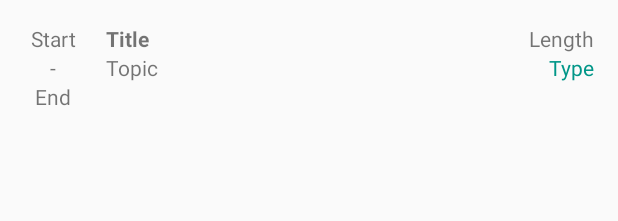
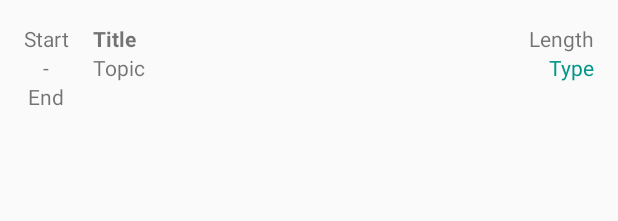
Before and after one commit to metzgore/BeansPlan, an Android app: the layout list_item_show.xml on its own in the app's theme, with its tools: preview values and no code run, on a phone screen of 412 x 824 dp. Shown: the top 221 px of the screen. Run offline under Robolectric (Android 15) with nearby library versions, the light colour scheme and no system bars.

Commit message:
Changed width of child views for better compatibility

```diff
--- a/app/src/main/res/layout-land/list_item_show.xml
+++ b/app/src/main/res/layout-land/list_item_show.xml
@@ -13,9 +13,8 @@
     android:baselineAligned="false">
 
     <LinearLayout
-        android:layout_width="0dp"
+        android:layout_width="wrap_content"
         android:layout_height="match_parent"
-        android:layout_weight="1"
         android:orientation="vertical">
 
         <TextView
@@ -45,7 +44,7 @@
     <LinearLayout
         android:layout_width="0dp"
         android:layout_height="match_parent"
-        android:layout_weight="6"
+        android:layout_weight="1"
         android:orientation="vertical"
         android:layout_marginLeft="@dimen/activity_horizontal_margin"
         android:layout_marginRight="@dimen/activity_horizontal_margin">
@@ -72,9 +71,8 @@
     </LinearLayout>
 
     <LinearLayout
-        android:layout_width="0dp"
+        android:layout_width="wrap_content"
         android:layout_height="match_parent"
-        android:layout_weight="1"
         android:orientation="vertical">
 
         <TextView
--- a/app/src/main/res/layout/list_item_show.xml
+++ b/app/src/main/res/layout/list_item_show.xml
@@ -13,9 +13,8 @@
     android:baselineAligned="false">
 
     <LinearLayout
-        android:layout_width="0dp"
+        android:layout_width="wrap_content"
         android:layout_height="match_parent"
-        android:layout_weight="1"
         android:orientation="vertical">
 
         <TextView
@@ -45,7 +44,7 @@
     <LinearLayout
         android:layout_width="0dp"
         android:layout_height="match_parent"
-        android:layout_weight="6"
+        android:layout_weight="1"
         android:orientation="vertical"
         android:layout_marginLeft="@dimen/activity_horizontal_margin"
         android:layout_marginRight="@dimen/activity_horizontal_margin">
@@ -72,9 +71,8 @@
     </LinearLayout>
 
     <LinearLayout
-        android:layout_width="0dp"
+        android:layout_width="wrap_content"
         android:layout_height="match_parent"
-        android:layout_weight="2"
         android:orientation="vertical">
 
         <TextView
```
